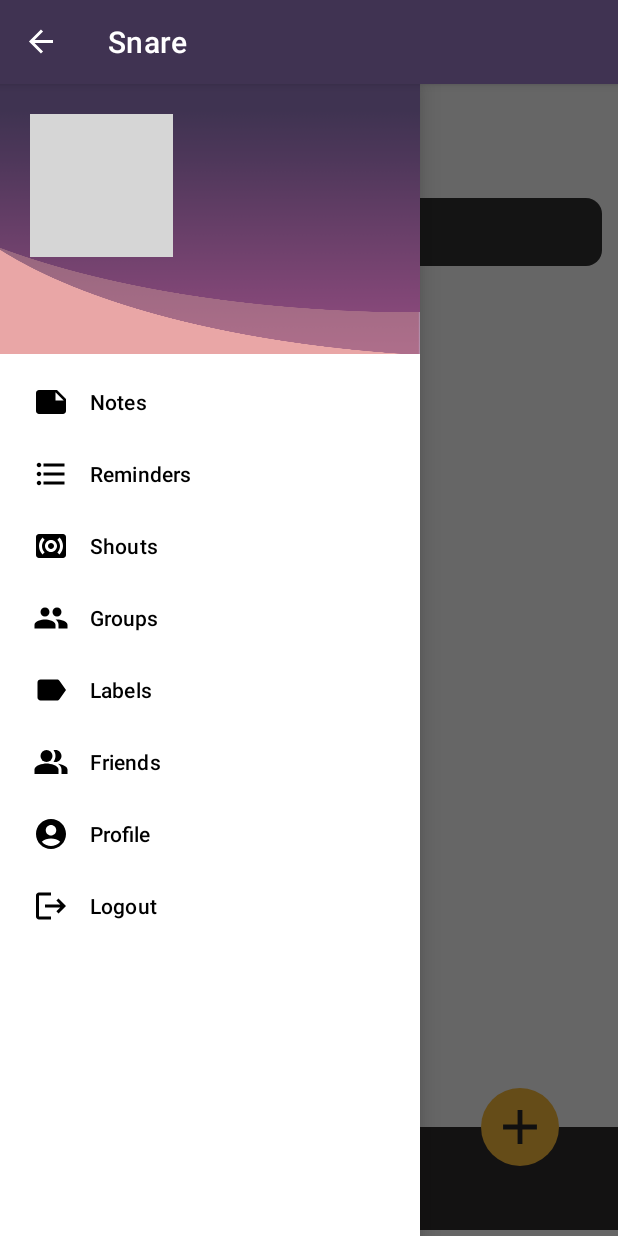
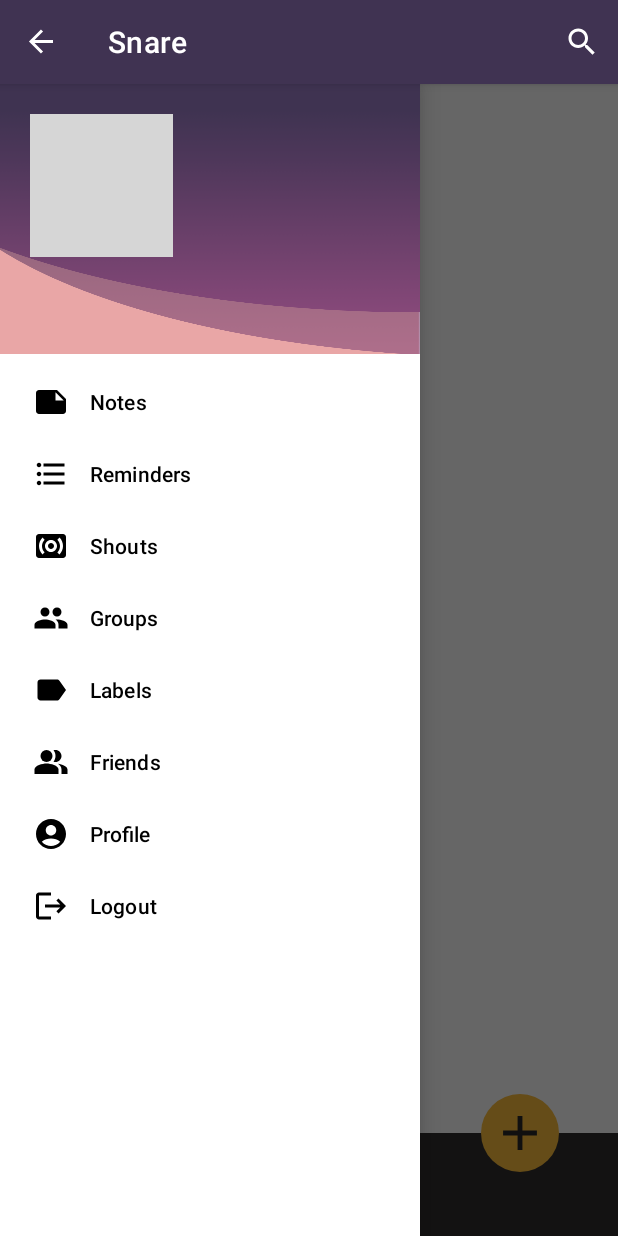
Before and after one commit to JihadSalameh/Snare, an Android app: the screen it shows after launch once a user with an empty profile is signed in (NotesActivity), in the side drawer, after a tap on "Reminders", on a phone screen of 412 x 824 dp. Run offline under Robolectric (Android 15) with nearby library versions, the phone set to English and light mode, and no system bars; our stand-ins replace Firebase (no records; nobody signed in at launch, a user with empty details on screens opened directly), Picasso, Room's generated code, sdp/ssp sizes; libraries missing offline, so code that uses them is left out: com.makeramen.roundedimageview; 3 statements that could not run were skipped; grey boxes are pictures that could not be loaded.

Commit message:
made some modifications to mahran's work in notes activity

```diff
--- a/app/src/main/java/com/example/snare/Activities/FindFriendActivity.java
+++ b/app/src/main/java/com/example/snare/Activities/FindFriendActivity.java
@@ -54,6 +54,13 @@ public class FindFriendActivity extends AppCompatActivity {
         user = auth.getCurrentUser();
         recyclerView = findViewById(R.id.recyclerView);
         recyclerView.setLayoutManager(new LinearLayoutManager(this));
+
+        LoadUsers("");
+    }
+
+    @Override
+    protected void onStart() {
+        super.onStart();
 
         LoadUsers("");
     }
--- a/app/src/main/java/com/example/snare/Activities/FriendsActivity.java
+++ b/app/src/main/java/com/example/snare/Activities/FriendsActivity.java
@@ -9,8 +9,11 @@ import android.annotation.SuppressLint;
 import android.content.Intent;
 import android.os.Bundle;
 import android.view.LayoutInflater;
+import android.view.Menu;
+import android.view.MenuItem;
 import android.view.View;
 import android.view.ViewGroup;
+import android.widget.SearchView;
 
 import com.example.snare.ViewHolders.FriendViewHolder;
 import com.example.snare.R;
@@ -53,8 +56,15 @@ public class FriendsActivity extends AppCompatActivity {
         LoadFriends("");
     }
 
+    @Override
+    protected void onStart() {
+        super.onStart();
+
+        LoadFriends("");
+    }
+
     private void LoadFriends(String s) {
-        Query query = ref.child(user.getUid()).orderByChild("name");
+        Query query = ref.child(user.getUid()).orderByChild("name").startAt(s).endAt(s+"\uf8ff");
         options = new FirebaseRecyclerOptions.Builder<Friends>().setQuery(query, Friends.class).build();
         adapter = new FirebaseRecyclerAdapter<Friends, FriendViewHolder>(options) {
             @Override
@@ -89,4 +99,26 @@ public class FriendsActivity extends AppCompatActivity {
     public void LoadAddFriend(View view) {
         startActivity(new Intent(FriendsActivity.this, FindFriendActivity.class));
     }
+
+    @Override
+    public boolean onCreateOptionsMenu(Menu menu) {
+        getMenuInflater().inflate(R.menu.search_menu, menu);
+        MenuItem menuItem = menu.findItem(R.id.search);
+        SearchView searchView = (SearchView) menuItem.getActionView();
+
+        searchView.setOnQueryTextListener(new SearchView.OnQueryTextListener() {
+            @Override
+            public boolean onQueryTextSubmit(String query) {
+                return false;
+            }
+
+            @Override
+            public boolean onQueryTextChange(String newText) {
+                LoadFriends(newText);
+                return false;
+            }
+        });
+
+        return true;
+    }
 }
--- a/app/src/main/java/com/example/snare/Activities/NotesActivity.java
+++ b/app/src/main/java/com/example/snare/Activities/NotesActivity.java
@@ -21,10 +21,12 @@ import android.os.Bundle;
 import android.provider.MediaStore;
 import android.text.Editable;
 import android.text.TextWatcher;
+import android.view.Menu;
 import android.view.MenuItem;
 import android.view.View;
 import android.widget.EditText;
 import android.widget.ImageView;
+import android.widget.SearchView;
 import android.widget.TextView;
 import android.widget.Toast;
 
@@ -51,7 +53,6 @@ public class NotesActivity extends AppCompatActivity implements NotesListeners {
     public ActionBarDrawerToggle actionBarDrawerToggle;
     public NavigationView navigationView;
 
-    private EditText inputSearch;
     private RecyclerView noteRecycleView;
     private ImageView imageAddImage;
     private ImageView imageAddNote;
@@ -72,8 +73,7 @@ public class NotesActivity extends AppCompatActivity implements NotesListeners {
         super.onCreate(savedInstanceState);
         setContentView(R.layout.activity_notes);
 
-        drawerLayout = findViewById(R.id.my_drawer_layout);
-        navigationView = findViewById(R.id.nav_menu);
+        setActivity();
 
         actionBarDrawerToggle = new ActionBarDrawerToggle(this, drawerLayout, R.string.nav_open, R.string.nav_close);
         drawerLayout.addDrawerListener(actionBarDrawerToggle);
@@ -82,6 +82,10 @@ public class NotesActivity extends AppCompatActivity implements NotesListeners {
 
         fillNavDrawer();
 
+        navOnClickAction();
+    }
+
+    private void navOnClickAction() {
         navigationView.setNavigationItemSelectedListener(new NavigationView.OnNavigationItemSelectedListener() {
             @Override
             public boolean onNavigationItemSelected(@NonNull MenuItem item) {
@@ -96,8 +100,6 @@ public class NotesActivity extends AppCompatActivity implements NotesListeners {
                 return true;
             }
         });
-
-        setActivity();
     }
 
     private void setActivity() {
@@ -108,7 +110,8 @@ public class NotesActivity extends AppCompatActivity implements NotesListeners {
     }
 
     private void initializeActivity() {
-        inputSearch = findViewById(R.id.inputSearch);
+        drawerLayout = findViewById(R.id.my_drawer_layout);
+        navigationView = findViewById(R.id.nav_menu);
         noteRecycleView = findViewById(R.id.noteRecycleView);
         imageAddImage = findViewById(R.id.imageAddImage);
         imageAddNote = findViewById(R.id.imageAddNote);
@@ -118,7 +121,6 @@ public class NotesActivity extends AppCompatActivity implements NotesListeners {
 
     private void setListeners() {
         setImageAddNoteMainListener();
-        setInputSearchListener();
         setImageAddImageListener();
         setImageAddNoteListener();
     }
@@ -134,7 +136,6 @@ public class NotesActivity extends AppCompatActivity implements NotesListeners {
     }
 
     private void getAllNotes(int requestCode, boolean isNoteDeleted) {
-
         class GetNotesTask extends AsyncTask<Void, Void, List<Note>> {
 
             @Override
@@ -169,7 +170,6 @@ public class NotesActivity extends AppCompatActivity implements NotesListeners {
     }
 
     private void setRecycleView() {
-
         noteRecycleView.setLayoutManager(new StaggeredGridLayoutManager(2, StaggeredGridLayoutManager.VERTICAL));
         noteList = new ArrayList<>();
         notesAdapter = new NotesAdapter(noteList, this);
@@ -178,8 +178,8 @@ public class NotesActivity extends AppCompatActivity implements NotesListeners {
 
     @Override
     protected void onActivityResult(int requestCode, int resultCode, @Nullable Intent data) {
+        super.onActivityResult(requestCode, resultCode, data);
 
-        super.onActivityResult(requestCode, resultCode, data);
         if (requestCode == REQUEST_CODE_ADD_NOTE & resultCode == RESULT_OK) {
             getAllNotes(REQUEST_CODE_ADD_NOTE, false);
         } else if (requestCode == REQUEST_CODE_UPDATE_NOTE && resultCode == RESULT_OK) {
@@ -218,27 +218,6 @@ public class NotesActivity extends AppCompatActivity implements NotesListeners {
         intent.putExtra("note", note);
         startActivityForResult(intent, REQUEST_CODE_UPDATE_NOTE);
 
-    }
-
-    private void setInputSearchListener() {
-        inputSearch.addTextChangedListener(new TextWatcher() {
-            @Override
-            public void beforeTextChanged(CharSequence charSequence, int i, int i1, int i2) {
-
-            }
-
-            @Override
-            public void onTextChanged(CharSequence charSequence, int i, int i1, int i2) {
-                notesAdapter.cancelTimer();
-            }
-
-            @Override
-            public void afterTextChanged(Editable editable) {
-                if (noteList.size() != 0) {
-                    notesAdapter.searchNotes(editable.toString());
-                }
-            }
-        });
     }
 
     private void setImageAddImageListener() {
@@ -308,8 +287,6 @@ public class NotesActivity extends AppCompatActivity implements NotesListeners {
         databaseReference.get().addOnSuccessListener(new OnSuccessListener<DataSnapshot>() {
             @Override
             public void onSuccess(DataSnapshot snapshot) {
-                User user = snapshot.getValue(User.class);
-
                 ImageView imageView = findViewById(R.id.profileImg);
                 TextView name = findViewById(R.id.nameTxt);
                 TextView email = findViewById(R.id.emailTxtNav);
@@ -342,4 +319,29 @@ public class NotesActivity extends AppCompatActivity implements NotesListeners {
         startActivity(new Intent(NotesActivity.this, LoginActivity.class));
         finish();
     }
+
+    @Override
+    public boolean onCreateOptionsMenu(Menu menu) {
+        getMenuInflater().inflate(R.menu.search_menu, menu);
+        MenuItem menuItem = menu.findItem(R.id.search);
+        SearchView searchView = (SearchView) menuItem.getActionView();
+
+        searchView.setOnQueryTextListener(new SearchView.OnQueryTextListener() {
+            @Override
+            public boolean onQueryTextSubmit(String query) {
+                return false;
+            }
+
+            @Override
+            public boolean onQueryTextChange(String newText) {
+                if (noteList.size() != 0) {
+                    notesAdapter.searchNotes(newText);
+                }
+
+                return false;
+            }
+        });
+
+        return true;
+    }
 }
--- a/app/src/main/res/layout/activity_notes.xml
+++ b/app/src/main/res/layout/activity_notes.xml
@@ -11,61 +11,6 @@
         android:layout_width="match_parent"
         android:layout_height="match_parent">
 
-        <TextView
-            android:id="@+id/textMyNotes"
-            android:layout_width="match_parent"
-            android:layout_height="wrap_content"
-            android:layout_marginStart="@dimen/_12sdp"
-            android:layout_marginTop="@dimen/_20sdp"
-            android:layout_marginEnd="@dimen/_12sdp"
-            android:text="@string/my_notes"
-            android:textColor="@color/colorWhite"
-            android:textSize="@dimen/_20sdp"
-            android:includeFontPadding="false"
-            app:layout_constraintTop_toTopOf="parent"/>
-
-
-        <LinearLayout
-            android:id="@+id/layoutSearch"
-            android:layout_width="match_parent"
-            android:layout_height="wrap_content"
-            android:layout_marginStart="@dimen/_8sdp"
-            android:layout_marginTop="@dimen/_15sdp"
-            android:layout_marginEnd="@dimen/_8sdp"
-            android:background="@drawable/background_search"
-            android:gravity="center_vertical"
-            android:orientation="horizontal"
-            android:paddingStart="@dimen/_10sdp"
-            android:paddingEnd="@dimen/_10sdp"
-            app:layout_constraintTop_toBottomOf="@id/textMyNotes" >
-
-            <ImageView
-                android:layout_width="@dimen/_20sdp"
-                android:layout_height="@dimen/_20sdp"
-                android:contentDescription="@string/app_name"
-                android:src="@drawable/ic_search"
-                android:tint="@color/colorSearchIcon"
-                tools:ignore="UseAppTint" />
-
-            <EditText
-                android:id="@+id/inputSearch"
-                android:layout_width="match_parent"
-                android:layout_height="@dimen/_35sdp"
-                android:layout_marginStart="@dimen/_12sdp"
-                android:background="@null"
-                android:hint="@string/search_notes"
-                android:imeOptions="actionDone"
-                android:importantForAutofill="no"
-                android:includeFontPadding="false"
-                android:inputType="text"
-                android:textColor="@color/colorWhite"
-                android:textColorHint="@color/colorTextHint"
-                android:textSize="@dimen/_13ssp"
-                />
-
-
-        </LinearLayout>
-
 
         <androidx.recyclerview.widget.RecyclerView
             android:id="@+id/noteRecycleView"
@@ -77,19 +22,18 @@
             app:layout_constraintBottom_toTopOf="@+id/LayoutQuickAction"
             app:layout_constraintEnd_toEndOf="parent"
             app:layout_constraintStart_toStartOf="parent"
-            app:layout_constraintTop_toBottomOf="@+id/layoutSearch" />
+            app:layout_constraintTop_toTopOf="parent" />
 
 
         <LinearLayout
             android:id="@+id/LayoutQuickAction"
             android:layout_width="match_parent"
             android:layout_height="wrap_content"
-            android:layout_marginBottom="4dp"
             android:background="@color/colorQuickActionBackground"
             android:gravity="center_vertical"
             android:orientation="horizontal"
             android:padding="@dimen/_15sdp"
-            app:layout_constraintBottom_toBottomOf="parent" >
+            app:layout_constraintBottom_toBottomOf="parent">
 
             <ImageView
                 android:id="@+id/imageAddImage"
@@ -104,10 +48,10 @@
                 android:id="@+id/imageAddNote"
                 android:layout_width="@dimen/_23sdp"
                 android:layout_height="@dimen/_23sdp"
+                android:layout_marginStart="@dimen/_10sdp"
                 android:contentDescription="@string/app_name"
                 android:src="@drawable/ic_add_circle"
                 android:tint="@color/colorIcons"
-                android:layout_marginStart="@dimen/_10sdp"
                 tools:ignore="UseAppTint" />
 
 
@@ -115,10 +59,10 @@
                 android:id="@+id/imageAddVoice"
                 android:layout_width="@dimen/_23sdp"
                 android:layout_height="@dimen/_23sdp"
+                android:layout_marginStart="@dimen/_10sdp"
                 android:contentDescription="@string/app_name"
                 android:src="@drawable/ic_voice"
                 android:tint="@color/colorIcons"
-                android:layout_marginStart="@dimen/_10sdp"
                 tools:ignore="UseAppTint" />
 
 
```
